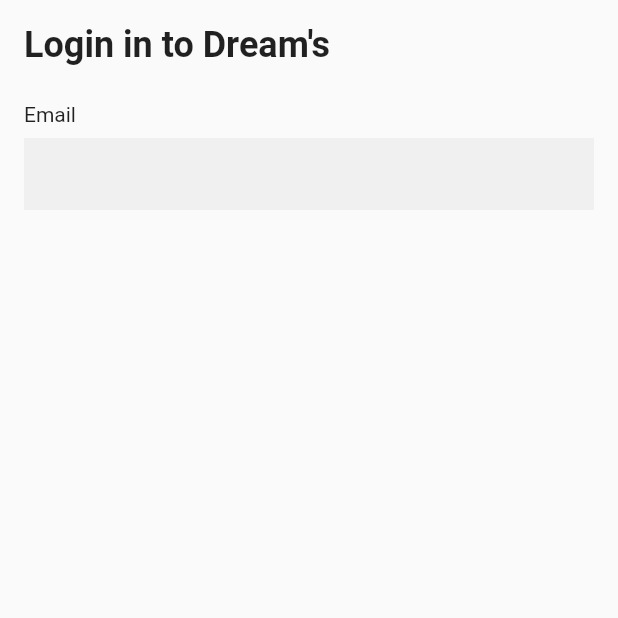
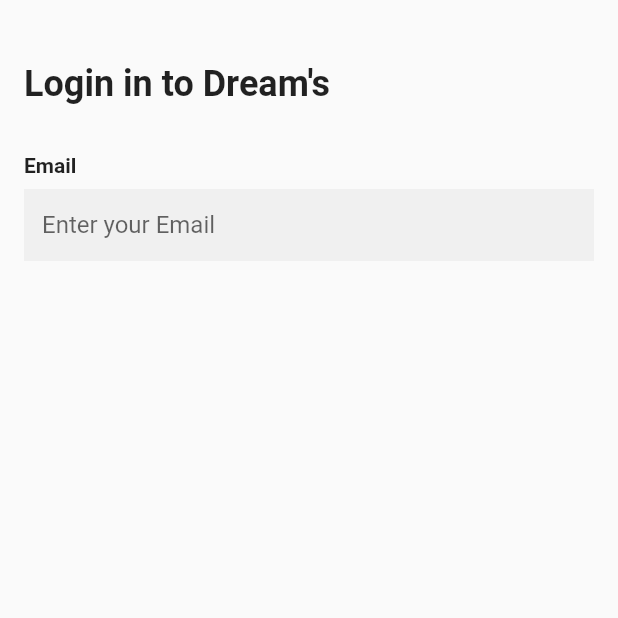
Before and after one commit to JAICHANGPARK/flutter_notebook_chapter_31, a Flutter app: the ApparelLoginPage screen opened directly, on a phone screen of 412 x 824 dp, the top half of it. Run offline on Flutter 3.47's test engine with Material 2 defaults, Android fonts, the phone set to English and light mode, and no system bars; our stand-ins replace percent_indicator.

Commit message:
Update apparel_login_page.dart

```diff
--- a/lib/ep1586_apparel_app/view/apparel_login_page.dart
+++ b/lib/ep1586_apparel_app/view/apparel_login_page.dart
@@ -13,7 +13,7 @@ class _ApparelLoginPageState extends State<ApparelLoginPage> {
     return Scaffold(
       body: SafeArea(
         child: Padding(
-          padding: const EdgeInsets.all(16.0),
+          padding: const EdgeInsets.fromLTRB(16.0, 42, 16, 16),
           child: Column(
             crossAxisAlignment: CrossAxisAlignment.start,
             children: [
@@ -22,9 +22,14 @@ class _ApparelLoginPageState extends State<ApparelLoginPage> {
                 style: TextStyle(fontWeight: FontWeight.bold, fontSize: 24),
               ),
               SizedBox(
-                height: 24,
+                height: 32,
               ),
-              Text("Email"),
+              Text(
+                "Email",
+                style: TextStyle(
+                  fontWeight: FontWeight.bold,
+                ),
+              ),
               SizedBox(
                 height: 8,
               ),
@@ -32,6 +37,7 @@ class _ApparelLoginPageState extends State<ApparelLoginPage> {
                 decoration: InputDecoration(
                   filled: true,
                   border: InputBorder.none,
+                  hintText: "Enter your Email",
                 ),
               )
             ],
```
